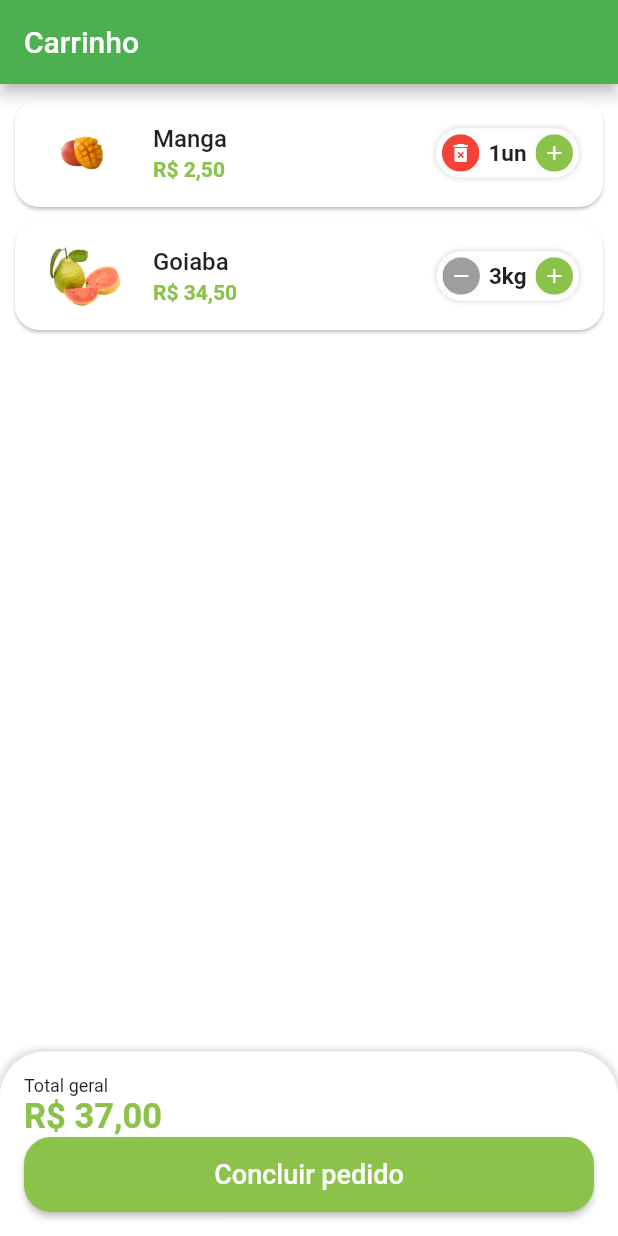
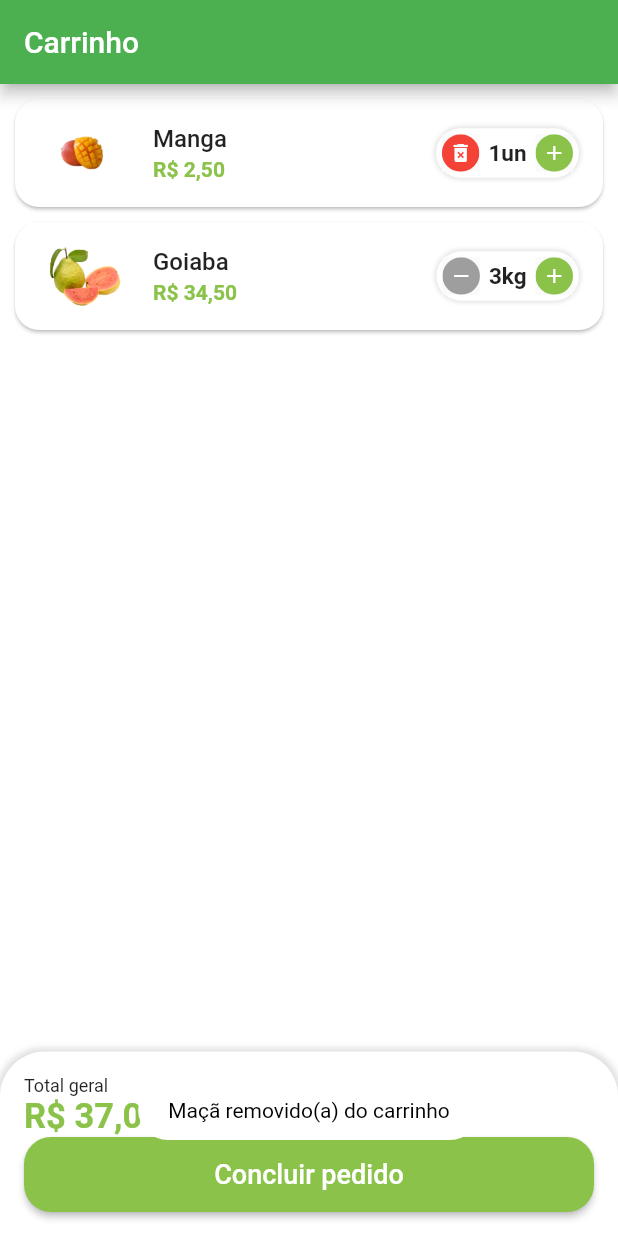
Before and after one commit to diegocar448/greengrocer, a Flutter app: the CartTab screen opened directly, after a tap on the "delete forever" icon, on a phone screen of 412 x 824 dp. Run offline on Flutter 3.47's test engine with Material 2 defaults, Android fonts, the phone set to English and light mode, and no system bars; our stand-ins replace animated_text_kit, badges, dio, flutter_secure_storage, fluttertoast, freezed_annotation and 4 more; missing offline and left inert: add_to_cart_animation; accounts and stored records are empty.

```diff
--- a/lib/src/pages/common_widgets/custom_text_field.dart
+++ b/lib/src/pages/common_widgets/custom_text_field.dart
@@ -11,6 +11,7 @@ class CustomTextField extends StatefulWidget {
   final bool readOnly;
   final String? Function(String?)? validator;
   final TextEditingController? controller;
+  final TextInputType? textInputType;
 
   //como os atributos acima são final, então o nosso construtor será um const
   const CustomTextField({
@@ -25,6 +26,7 @@ class CustomTextField extends StatefulWidget {
     this.readOnly = false,
     this.validator,
     this.controller,
+    this.textInputType,
   }) : super(key: key);
 
   @override
@@ -59,6 +61,7 @@ class _CustomTextFieldState extends State<CustomTextField> {
         obscureText: isObscure,
         /* Loca que fará a validação */
         validator: widget.validator,
+        keyboardType: widget.textInputType,
         decoration: InputDecoration(
           //aqui adicinamos o Icone no InputDecoration
           prefixIcon: Icon(widget.icon),
--- a/lib/src/services/utils_services.dart
+++ b/lib/src/services/utils_services.dart
@@ -1,5 +1,7 @@
 //import 'package:fluttertoast/fluttertoast.dart';
+import 'package:flutter/material.dart';
 import 'package:flutter_secure_storage/flutter_secure_storage.dart';
+import 'package:fluttertoast/fluttertoast.dart';
 import 'package:intl/intl.dart';
 import 'package:intl/date_symbol_data_local.dart';
 
@@ -39,18 +41,18 @@ class UtilsServices {
 
   // apresentar o toast
   void showToast({required String message, bool isError = false}) {
-    // Fluttertoast.showToast(
-    //   msg: message,
-    //   toastLength: Toast.LENGTH_SHORT,
-    //   gravity: ToastGravity.BOTTOM,
-    //   timeInSecForIosWeb: 3,
-    //   backgroundColor: isError ? Colors.red : Colors.white,
-    //   //webBgColor: isError ? '#6A5ACD' : '#FFFFFF',
-    //   textColor: isError ? Colors.white : Colors.black,
-    //   webPosition: 'center',
-    //   fontSize: 14,
-    //   // Adicione essa propriedade para exibir o botão de fechar no toast
-    //   webShowClose: true,
-    // );
+    Fluttertoast.showToast(
+      msg: message,
+      toastLength: Toast.LENGTH_SHORT,
+      gravity: ToastGravity.BOTTOM,
+      timeInSecForIosWeb: 3,
+      backgroundColor: isError ? Colors.red : Colors.white,
+      //webBgColor: isError ? '#6A5ACD' : '#FFFFFF',
+      textColor: isError ? Colors.white : Colors.black,
+      webPosition: 'center',
+      fontSize: 14,
+      // Adicione essa propriedade para exibir o botão de fechar no toast
+      webShowClose: true,
+    );
   }
 }
--- a/pubspec.yaml
+++ b/pubspec.yaml
@@ -50,7 +50,9 @@ dependencies:
   freezed_annotation: ^2.2.0
   freezed: ^2.0.4
   build_runner: ^2.4.4
+  fluttertoast: ^8.0.8
   flutter_secure_storage: ^8.0.0
+  flutter_secure_storage_macos: ^3.0.0
 
 dev_dependencies:
   flutter_test:
```
Also changed, not shown: lib/src/pages/auth/view/sign_in_screen.dart (+3 -20 lines), lib/src/pages/auth/view/sign_up_screen.dart (+20 -2 lines), lib/src/services/validators.dart (added, +64 -0 lines), pubspec.lock.
